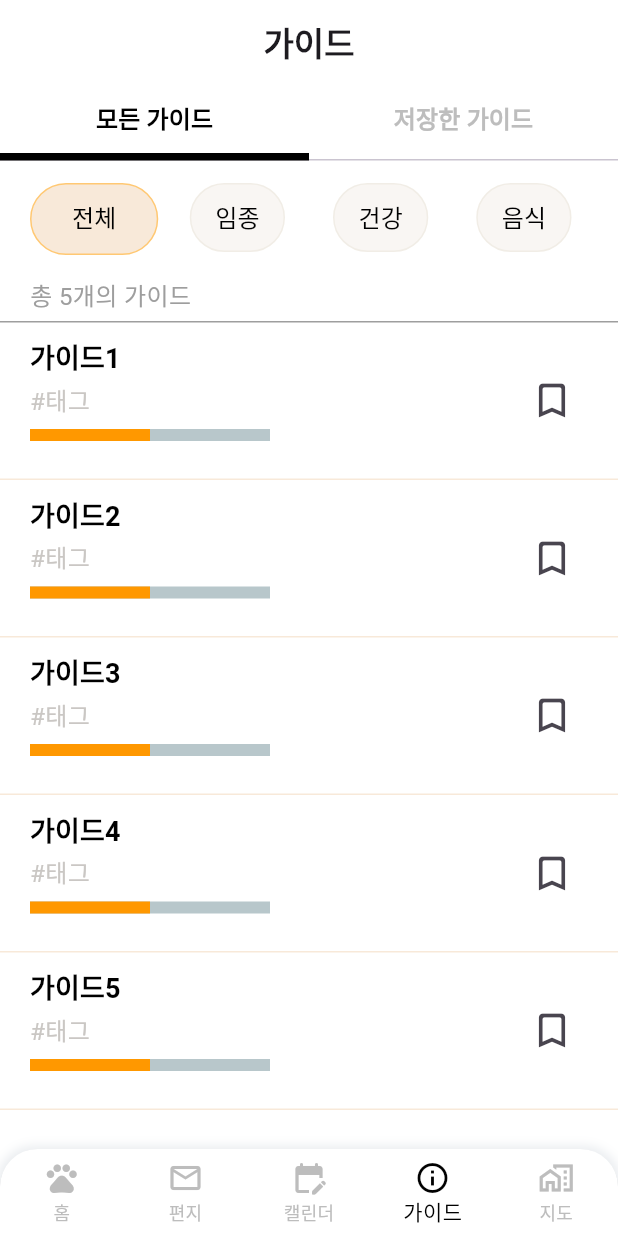
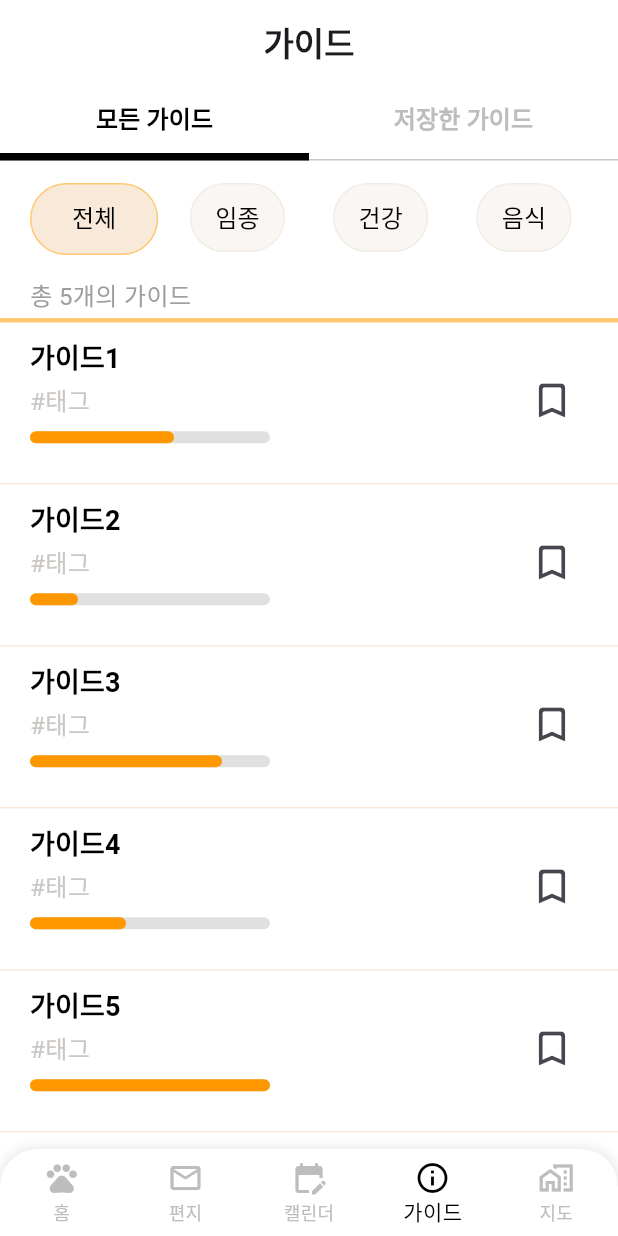
Before and after one commit to DwKwCs/LOGIN_APP_With_Pet, a Flutter app: the screen it shows after launch, item 4 of the bottom bar chosen, on a phone screen of 412 x 824 dp. Run offline on Flutter 3.47's test engine with Material 3 defaults, Android fonts, the phone set to English and light mode, and no system bars; drawn by our look-alikes of percent_indicator; our stand-ins replace buttons_tabbar, drift, table_calendar, webview_flutter; accounts and stored records are empty.

Commit message:
8.23 가이드 카드 수정

```diff
--- a/lib/component/guide/category/All_1.dart
+++ b/lib/component/guide/category/All_1.dart
@@ -16,7 +16,7 @@ class All1 extends StatelessWidget {
               height: 30,
               width: MediaQuery.of(context).size.width,
               decoration: BoxDecoration(
-                border: Border(bottom: BorderSide(color: Colors.grey, width: 1)),
+                border: Border(bottom: BorderSide(color: PRIMARY_COLOR, width: 3)),
               ),
               child: Text(
                 '총 5개의 가이드',
@@ -29,11 +29,11 @@ class All1 extends StatelessWidget {
             Expanded(
               child: ListView(
                 children: <Widget>[
-                  GuideCard(title: '가이드1', tag: '#태그'),
-                  GuideCard(title: '가이드2', tag: '#태그'),
-                  GuideCard(title: '가이드3', tag: '#태그'),
-                  GuideCard(title: '가이드4', tag: '#태그'),
-                  GuideCard(title: '가이드5', tag: '#태그'),
+                  GuideCard(title: '가이드1', tag: '#태그', percent: 0.6),
+                  GuideCard(title: '가이드2', tag: '#태그', percent: 0.2),
+                  GuideCard(title: '가이드3', tag: '#태그', percent: 0.8),
+                  GuideCard(title: '가이드4', tag: '#태그', percent: 0.4),
+                  GuideCard(title: '가이드5', tag: '#태그', percent: 1.0),
                 ],
               )
             ),
@@ -47,11 +47,13 @@ class All1 extends StatelessWidget {
 class GuideCard extends StatefulWidget {
   final String title;
   final String tag;
+  final double percent;
 
   const GuideCard({
     Key? key,
     required this.title,
     required this.tag,
+    required this.percent,
   }) : super(key: key);
 
   @override
@@ -64,7 +66,7 @@ class GuideCardState extends State<GuideCard> {
   @override
   Widget build(BuildContext context) {
     return Container(
-      height: 105,
+      height: 108,
       width: MediaQuery.of(context).size.width,
       decoration: BoxDecoration(
         border: Border(bottom: BorderSide(color: SUB_COLOR2, width: 1)),
@@ -111,15 +113,19 @@ class GuideCardState extends State<GuideCard> {
               ],
             ),
           ),
-          Transform.translate(
+          Expanded(
+            child: Transform.translate(
               offset: Offset(0, -25),
               child: Padding(
                 padding: EdgeInsets.only(left: 10),
                 child: LinearPercentIndicator(
                   width: 180.0,
                   lineHeight: 8.0,
-                percent: 0.5,
+                  percent: widget.percent,
+                  barRadius: Radius.circular(10),
+                  backgroundColor: Colors.grey[300],
                   progressColor: Colors.orange,
+                ),
               ),
             ),
           ),
```
Lines whose indentation alone changed are shown as unchanged.
